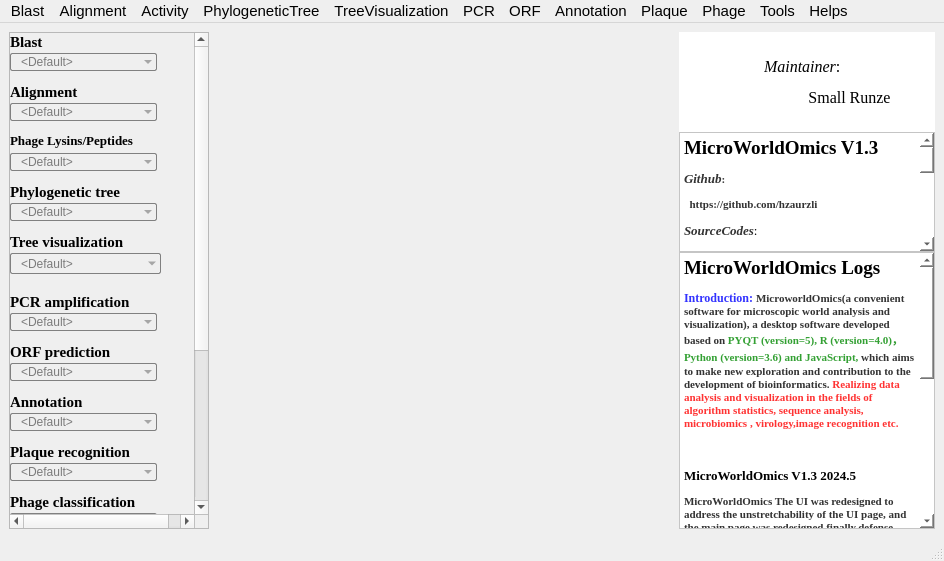
hzaurzli/MicroWorldOmics, file MicroWorldOmics.ui: the form before one commit.
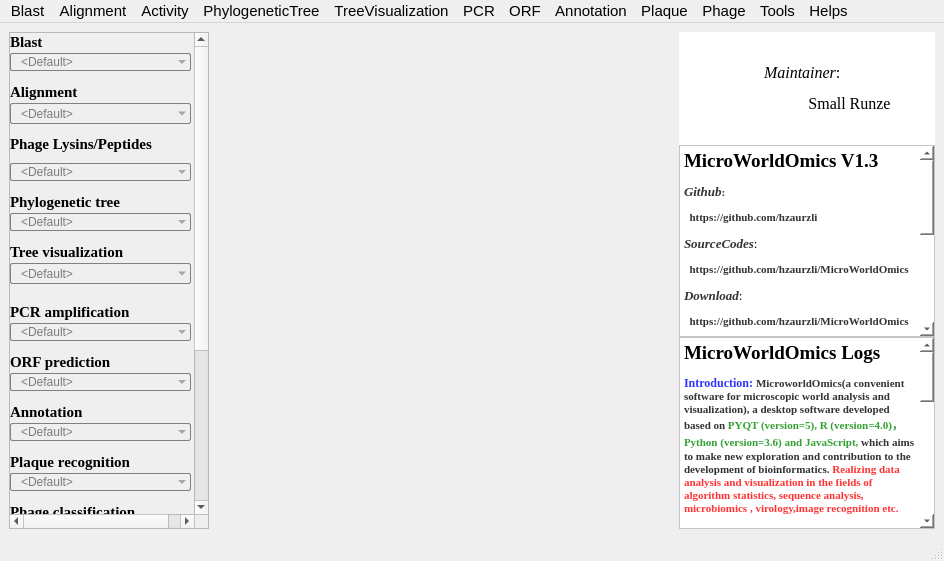
The form after the commit. Icons and pictures are not drawn.

Diff of the .ui file:
```diff
--- a/MicroWorldOmics.ui
+++ b/MicroWorldOmics.ui
@@ -37,14 +37,14 @@
       <item>
        <widget class="QScrollArea" name="scrollArea">
         <property name="sizePolicy">
-         <sizepolicy hsizetype="Fixed" vsizetype="Expanding">
+         <sizepolicy hsizetype="Preferred" vsizetype="Expanding">
           <horstretch>0</horstretch>
           <verstretch>0</verstretch>
          </sizepolicy>
         </property>
         <property name="maximumSize">
          <size>
-          <width>200</width>
+          <width>600</width>
           <height>16777215</height>
          </size>
         </property>
@@ -55,7 +55,7 @@
          <property name="geometry">
           <rect>
            <x>0</x>
-           <y>-242</y>
+           <y>0</y>
            <width>198</width>
            <height>719</height>
           </rect>
@@ -68,12 +68,12 @@
            <rect>
             <x>0</x>
             <y>20</y>
-            <width>147</width>
+            <width>181</width>
             <height>18</height>
            </rect>
           </property>
           <property name="sizePolicy">
-           <sizepolicy hsizetype="Preferred" vsizetype="Maximum">
+           <sizepolicy hsizetype="Expanding" vsizetype="Expanding">
             <horstretch>0</horstretch>
             <verstretch>0</verstretch>
            </sizepolicy>
@@ -128,12 +128,12 @@
            <rect>
             <x>0</x>
             <y>0</y>
-            <width>147</width>
+            <width>181</width>
             <height>17</height>
            </rect>
           </property>
           <property name="sizePolicy">
-           <sizepolicy hsizetype="Preferred" vsizetype="Fixed">
+           <sizepolicy hsizetype="Expanding" vsizetype="Expanding">
             <horstretch>0</horstretch>
             <verstretch>0</verstretch>
            </sizepolicy>
@@ -155,12 +155,12 @@
            <rect>
             <x>0</x>
             <y>50</y>
-            <width>68</width>
+            <width>181</width>
             <height>17</height>
            </rect>
           </property>
           <property name="sizePolicy">
-           <sizepolicy hsizetype="Fixed" vsizetype="Fixed">
+           <sizepolicy hsizetype="Expanding" vsizetype="Expanding">
             <horstretch>0</horstretch>
             <verstretch>0</verstretch>
            </sizepolicy>
@@ -185,12 +185,12 @@
            <rect>
             <x>0</x>
             <y>70</y>
-            <width>147</width>
-            <height>18</height>
+            <width>181</width>
+            <height>21</height>
            </rect>
           </property>
           <property name="sizePolicy">
-           <sizepolicy hsizetype="Preferred" vsizetype="Maximum">
+           <sizepolicy hsizetype="Expanding" vsizetype="Expanding">
             <horstretch>0</horstretch>
             <verstretch>0</verstretch>
            </sizepolicy>
@@ -240,11 +240,17 @@
           <property name="geometry">
            <rect>
             <x>0</x>
-            <y>120</y>
-            <width>147</width>
+            <y>130</y>
+            <width>181</width>
             <height>18</height>
            </rect>
           </property>
+          <property name="sizePolicy">
+           <sizepolicy hsizetype="Expanding" vsizetype="Expanding">
+            <horstretch>0</horstretch>
+            <verstretch>0</verstretch>
+           </sizepolicy>
+          </property>
           <property name="styleSheet">
            <string notr="true">/* 未下拉时，QComboBox的样式 */
 QComboBox {
@@ -281,12 +287,12 @@
            <rect>
             <x>0</x>
             <y>100</y>
-            <width>147</width>
-            <height>15</height>
+            <width>181</width>
+            <height>21</height>
            </rect>
           </property>
           <property name="sizePolicy">
-           <sizepolicy hsizetype="Preferred" vsizetype="Fixed">
+           <sizepolicy hsizetype="Expanding" vsizetype="Expanding">
             <horstretch>0</horstretch>
             <verstretch>0</verstretch>
            </sizepolicy>
@@ -294,7 +300,7 @@
           <property name="font">
            <font>
             <family>Times New Roman</family>
-            <pointsize>10</pointsize>
+            <pointsize>11</pointsize>
             <weight>75</weight>
             <bold>true</bold>
            </font>
@@ -310,13 +316,13 @@
           <property name="geometry">
            <rect>
             <x>0</x>
-            <y>170</y>
-            <width>147</width>
+            <y>180</y>
+            <width>181</width>
             <height>18</height>
            </rect>
           </property>
           <property name="sizePolicy">
-           <sizepolicy hsizetype="Preferred" vsizetype="Maximum">
+           <sizepolicy hsizetype="Expanding" vsizetype="Expanding">
             <horstretch>0</horstretch>
             <verstretch>0</verstretch>
            </sizepolicy>
@@ -361,13 +367,13 @@
           <property name="geometry">
            <rect>
             <x>0</x>
-            <y>150</y>
-            <width>147</width>
+            <y>160</y>
+            <width>181</width>
             <height>17</height>
            </rect>
           </property>
           <property name="sizePolicy">
-           <sizepolicy hsizetype="Preferred" vsizetype="Fixed">
+           <sizepolicy hsizetype="Expanding" vsizetype="Expanding">
             <horstretch>0</horstretch>
             <verstretch>0</verstretch>
            </sizepolicy>
@@ -391,13 +397,13 @@
           <property name="geometry">
            <rect>
             <x>0</x>
-            <y>220</y>
-            <width>151</width>
+            <y>230</y>
+            <width>181</width>
             <height>21</height>
            </rect>
           </property>
           <property name="sizePolicy">
-           <sizepolicy hsizetype="Preferred" vsizetype="Maximum">
+           <sizepolicy hsizetype="Expanding" vsizetype="Expanding">
             <horstretch>0</horstretch>
             <verstretch>0</verstretch>
            </sizepolicy>
@@ -432,13 +438,13 @@
           <property name="geometry">
            <rect>
             <x>0</x>
-            <y>200</y>
-            <width>147</width>
+            <y>210</y>
+            <width>181</width>
             <height>17</height>
            </rect>
           </property>
           <property name="sizePolicy">
-           <sizepolicy hsizetype="Preferred" vsizetype="Fixed">
+           <sizepolicy hsizetype="Expanding" vsizetype="Expanding">
             <horstretch>0</horstretch>
             <verstretch>0</verstretch>
            </sizepolicy>
@@ -462,13 +468,13 @@
           <property name="geometry">
            <rect>
             <x>0</x>
-            <y>280</y>
-            <width>147</width>
+            <y>290</y>
+            <width>181</width>
             <height>18</height>
            </rect>
           </property>
           <property name="sizePolicy">
-           <sizepolicy hsizetype="Preferred" vsizetype="Maximum">
+           <sizepolicy hsizetype="Expanding" vsizetype="Expanding">
             <horstretch>0</horstretch>
             <verstretch>0</verstretch>
            </sizepolicy>
@@ -502,13 +508,13 @@
           <property name="geometry">
            <rect>
             <x>0</x>
-            <y>260</y>
-            <width>147</width>
+            <y>270</y>
+            <width>181</width>
             <height>17</height>
            </rect>
           </property>
           <property name="sizePolicy">
-           <sizepolicy hsizetype="Preferred" vsizetype="Fixed">
+           <sizepolicy hsizetype="Expanding" vsizetype="Expanding">
             <horstretch>0</horstretch>
             <verstretch>0</verstretch>
            </sizepolicy>
@@ -532,13 +538,13 @@
           <property name="geometry">
            <rect>
             <x>0</x>
-            <y>380</y>
-            <width>147</width>
+            <y>390</y>
+            <width>181</width>
             <height>18</height>
            </rect>
           </property>
           <property name="sizePolicy">
-           <sizepolicy hsizetype="Preferred" vsizetype="Maximum">
+           <sizepolicy hsizetype="Expanding" vsizetype="Expanding">
             <horstretch>0</horstretch>
             <verstretch>0</verstretch>
            </sizepolicy>
@@ -597,13 +603,13 @@
           <property name="geometry">
            <rect>
             <x>0</x>
-            <y>360</y>
-            <width>147</width>
+            <y>370</y>
+            <width>181</width>
             <height>17</height>
            </rect>
           </property>
           <property name="sizePolicy">
-           <sizepolicy hsizetype="Preferred" vsizetype="Fixed">
+           <sizepolicy hsizetype="Expanding" vsizetype="Expanding">
             <horstretch>0</horstretch>
             <verstretch>0</verstretch>
            </sizepolicy>
@@ -627,13 +633,13 @@
           <property name="geometry">
            <rect>
             <x>0</x>
-            <y>430</y>
-            <width>147</width>
+            <y>440</y>
+            <width>181</width>
             <height>18</height>
            </rect>
           </property>
           <property name="sizePolicy">
-           <sizepolicy hsizetype="Preferred" vsizetype="Maximum">
+           <sizepolicy hsizetype="Expanding" vsizetype="Expanding">
             <horstretch>0</horstretch>
             <verstretch>0</verstretch>
            </sizepolicy>
@@ -672,13 +678,13 @@
           <property name="geometry">
            <rect>
             <x>0</x>
-            <y>410</y>
-            <width>147</width>
+            <y>420</y>
+            <width>181</width>
             <height>17</height>
            </rect>
           </property>
           <property name="sizePolicy">
-           <sizepolicy hsizetype="Preferred" vsizetype="Fixed">
+           <sizepolicy hsizetype="Expanding" vsizetype="Expanding">
             <horstretch>0</horstretch>
             <verstretch>0</verstretch>
            </sizepolicy>
@@ -702,13 +708,13 @@
           <property name="geometry">
            <rect>
             <x>0</x>
-            <y>480</y>
-            <width>147</width>
+            <y>490</y>
+            <width>181</width>
             <height>18</height>
            </rect>
           </property>
           <property name="sizePolicy">
-           <sizepolicy hsizetype="Preferred" vsizetype="Maximum">
+           <sizepolicy hsizetype="Expanding" vsizetype="Expanding">
             <horstretch>0</horstretch>
             <verstretch>0</verstretch>
            </sizepolicy>
@@ -763,13 +769,13 @@
           <property name="geometry">
            <rect>
             <x>0</x>
-            <y>460</y>
-            <width>147</width>
+            <y>470</y>
+            <width>181</width>
             <height>17</height>
            </rect>
           </property>
           <property name="sizePolicy">
-           <sizepolicy hsizetype="Preferred" vsizetype="Fixed">
+           <sizepolicy hsizetype="Expanding" vsizetype="Expanding">
             <horstretch>0</horstretch>
             <verstretch>0</verstretch>
            </sizepolicy>
@@ -1053,13 +1059,13 @@
           <property name="geometry">
            <rect>
             <x>0</x>
-            <y>330</y>
-            <width>147</width>
+            <y>340</y>
+            <width>181</width>
             <height>18</height>
            </rect>
           </property>
           <property name="sizePolicy">
-           <sizepolicy hsizetype="Preferred" vsizetype="Maximum">
+           <sizepolicy hsizetype="Expanding" vsizetype="Expanding">
             <horstretch>0</horstretch>
             <verstretch>0</verstretch>
            </sizepolicy>
@@ -1093,13 +1099,13 @@
           <property name="geometry">
            <rect>
             <x>0</x>
-            <y>310</y>
-            <width>147</width>
+            <y>320</y>
+            <width>181</width>
             <height>17</height>
            </rect>
           </property>
           <property name="sizePolicy">
-           <sizepolicy hsizetype="Preferred" vsizetype="Fixed">
+           <sizepolicy hsizetype="Expanding" vsizetype="Expanding">
             <horstretch>0</horstretch>
             <verstretch>0</verstretch>
            </sizepolicy>
@@ -1375,6 +1381,12 @@
           <verstretch>0</verstretch>
          </sizepolicy>
         </property>
+        <property name="maximumSize">
+         <size>
+          <width>600</width>
+          <height>16777215</height>
+         </size>
+        </property>
         <property name="font">
          <font>
           <family>Times New Roman</family>
@@ -1412,48 +1424,18 @@
         </property>
        </widget>
       </item>
-      <item row="0" column="0">
-       <widget class="QLabel" name="label_13">
-        <property name="sizePolicy">
-         <sizepolicy hsizetype="Fixed" vsizetype="Fixed">
-          <horstretch>0</horstretch>
-          <verstretch>0</verstretch>
-         </sizepolicy>
-        </property>
-        <property name="maximumSize">
-         <size>
-          <width>100</width>
-          <height>100</height>
-         </size>
-        </property>
-        <property name="styleSheet">
-         <string notr="true">background-image: url(D:/tools/Pycharm/pyqt/logo/color1.png);
-background-color: rgb(85, 255, 0);
-background-color: rgb(255, 255, 255);</string>
-        </property>
-        <property name="text">
-         <string/>
-        </property>
-        <property name="pixmap">
-         <pixmap>../../../Documents/Desktop/lrz.png</pixmap>
-        </property>
-        <property name="scaledContents">
-         <bool>true</bool>
-        </property>
-       </widget>
-      </item>
       <item row="1" column="0" colspan="3">
        <widget class="QTextBrowser" name="textBrowser">
         <property name="sizePolicy">
-         <sizepolicy hsizetype="Expanding" vsizetype="Fixed">
+         <sizepolicy hsizetype="Preferred" vsizetype="Expanding">
           <horstretch>0</horstretch>
           <verstretch>0</verstretch>
          </sizepolicy>
         </property>
         <property name="maximumSize">
          <size>
-          <width>16777215</width>
-          <height>120</height>
+          <width>600</width>
+          <height>16777215</height>
          </size>
         </property>
         <property name="font">
@@ -1485,7 +1467,7 @@
 &lt;p style=&quot; margin-top:12px; margin-bottom:12px; margin-left:0px; margin-right:0px; -qt-block-indent:0; text-indent:0px;&quot;&gt;&lt;span style=&quot; font-family:'-webkit-standard'; font-size:10pt; font-style:italic; color:rgba(0,0,0,0.8);&quot;&gt;Download&lt;/span&gt;&lt;span style=&quot; font-family:'SimSun'; font-size:10pt; font-weight:400;&quot;&gt;: &lt;/span&gt;&lt;/p&gt;
 &lt;p style=&quot; margin-top:12px; margin-bottom:12px; margin-left:0px; margin-right:0px; -qt-block-indent:0; text-indent:0px;&quot;&gt;&lt;span style=&quot; font-family:'-webkit-standard'; font-size:8pt; color:rgba(0,0,0,0.8);&quot;&gt;  https://github.com/hzaurzli/MicroWorldOmics&lt;/span&gt;&lt;/p&gt;
 &lt;p style=&quot; margin-top:12px; margin-bottom:12px; margin-left:0px; margin-right:0px; -qt-block-indent:0; text-indent:0px;&quot;&gt;&lt;span style=&quot; font-family:'-webkit-standard'; font-size:10pt; font-style:italic; color:rgba(0,0,0,0.8);&quot;&gt;Email&lt;/span&gt;&lt;span style=&quot; font-family:'SimSun'; font-size:10pt; font-weight:400; font-style:italic;&quot;&gt;: &lt;/span&gt;&lt;/p&gt;
-&lt;p style=&quot; margin-top:12px; margin-bottom:12px; margin-left:0px; margin-right:0px; -qt-block-indent:0; text-indent:0px;&quot;&gt;&lt;span style=&quot; font-family:'-webkit-standard'; font-size:8pt; color:rgba(0,0,0,0.8);&quot;&gt;  yun_act@163.com&lt;/span&gt;&lt;/p&gt;
+&lt;p style=&quot; margin-top:12px; margin-bottom:12px; margin-left:0px; margin-right:0px; -qt-block-indent:0; text-indent:0px;&quot;&gt;&lt;span style=&quot; font-family:'-webkit-standard'; font-size:8pt; color:rgba(0,0,0,0.8);&quot;&gt;  small.runze@gmail.com&lt;/span&gt;&lt;/p&gt;
 &lt;p style=&quot; margin-top:12px; margin-bottom:12px; margin-left:0px; margin-right:0px; -qt-block-indent:0; text-indent:0px;&quot;&gt;&lt;span style=&quot; font-family:'-webkit-standard'; font-size:10pt; font-style:italic; color:rgba(0,0,0,0.8);&quot;&gt;Hiplot&lt;/span&gt;&lt;span style=&quot; font-family:'SimSun'; font-size:10pt; font-style:italic;&quot;&gt;: &lt;/span&gt;&lt;/p&gt;
 &lt;p style=&quot; margin-top:12px; margin-bottom:12px; margin-left:0px; margin-right:0px; -qt-block-indent:0; text-indent:0px;&quot;&gt;&lt;span style=&quot; font-family:'-webkit-standard'; font-size:8pt; color:rgba(0,0,0,0.8);&quot;&gt;  https://hiplot.com.cn/cloud-tool/hiker-land/2525607?tab=1&lt;/span&gt;&lt;/p&gt;
 &lt;p style=&quot; margin-top:12px; margin-bottom:12px; margin-left:0px; margin-right:0px; -qt-block-indent:0; text-indent:0px;&quot;&gt;&lt;span style=&quot; font-family:'-webkit-standard'; font-size:10pt; font-style:italic; color:rgba(0,0,0,0.8);&quot;&gt;Jianshu&lt;/span&gt;&lt;span style=&quot; font-family:'SimSun'; font-size:10pt; font-style:italic;&quot;&gt;: &lt;/span&gt;&lt;/p&gt;
@@ -1495,11 +1477,41 @@
         </property>
        </widget>
       </item>
+      <item row="0" column="0">
+       <widget class="QLabel" name="label_13">
+        <property name="sizePolicy">
+         <sizepolicy hsizetype="Preferred" vsizetype="Preferred">
+          <horstretch>0</horstretch>
+          <verstretch>0</verstretch>
+         </sizepolicy>
+        </property>
+        <property name="maximumSize">
+         <size>
+          <width>120</width>
+          <height>120</height>
+         </size>
+        </property>
+        <property name="styleSheet">
+         <string notr="true">background-image: url(D:/tools/Pycharm/pyqt/logo/color1.png);
+background-color: rgb(85, 255, 0);
+background-color: rgb(255, 255, 255);</string>
+        </property>
+        <property name="text">
+         <string/>
+        </property>
+        <property name="pixmap">
+         <pixmap>../../../Documents/Desktop/lrz.png</pixmap>
+        </property>
+        <property name="scaledContents">
+         <bool>true</bool>
+        </property>
+       </widget>
+      </item>
       <item row="0" column="1" colspan="2">
        <widget class="QLabel" name="label_14">
         <property name="maximumSize">
          <size>
-          <width>16777215</width>
+          <width>450</width>
           <height>16777215</height>
          </size>
         </property>
```
Left out of the diff: 64 changed lines with no effect on the pictures.
